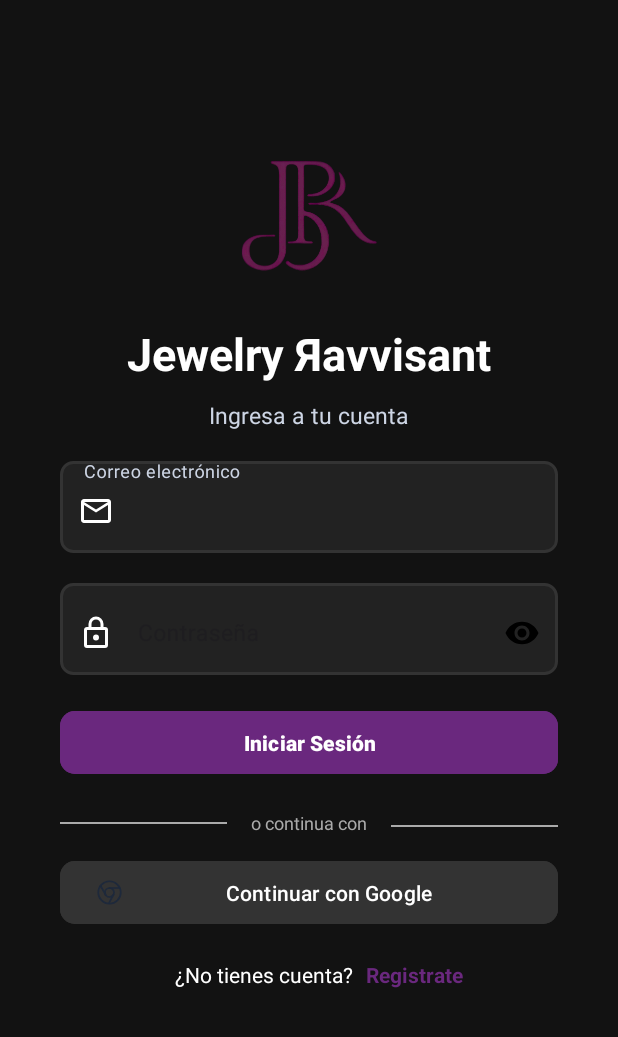
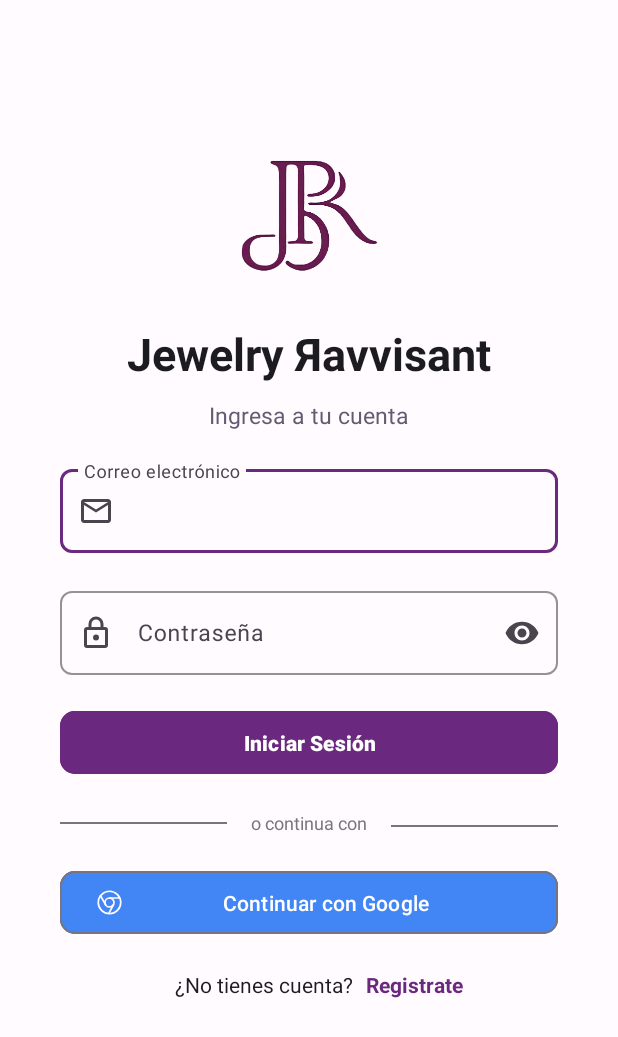
Before and after one commit to JhonMohamed/Ravvisant, an Android app: the screen it shows after launch (LoginActivity), on a phone screen of 412 x 824 dp. Shown: the top 1037 px of the screen. Run offline under Robolectric (Android 15) with nearby library versions, the light colour scheme and no system bars.

Commit message:
add layout and theme

```diff
--- a/app/src/main/java/com/proyect/ravvisant/MainActivity.kt
+++ b/app/src/main/java/com/proyect/ravvisant/MainActivity.kt
@@ -16,12 +16,10 @@ class MainActivity : AppCompatActivity() {
         super.onCreate(savedInstanceState)
         setContentView(R.layout.activity_main)
 
-        // Configuración del NavHostFragment
         val navHostFragment = supportFragmentManager
             .findFragmentById(R.id.nav_host_fragment) as NavHostFragment
         val navController = navHostFragment.navController
 
-        // Actualiza los destinos de nivel superior
         val appBarConfiguration = AppBarConfiguration(
             setOf(
                 R.id.homeFragment,
@@ -32,21 +30,17 @@ class MainActivity : AppCompatActivity() {
             )
         )
 
-        // Configura el título de la barra superior
         val toolbar = findViewById<MaterialToolbar>(R.id.toolbar)
         setSupportActionBar(toolbar)
         setupActionBarWithNavController(navController, appBarConfiguration)
 
-        // Oculta el título predeterminado y muestra el personalizado
         supportActionBar?.setDisplayShowTitleEnabled(false)
 
-        // Actualiza el título personalizado según el fragmento
         val toolbarTitle = toolbar.findViewById<TextView>(R.id.toolbarTitle)
         navController.addOnDestinationChangedListener { _, destination, _ ->
             toolbarTitle.text = destination.label
         }
 
-        // Configuración de la navegación inferior
         val bottomNav = findViewById<BottomNavigationView>(R.id.bottomNavigationView)
         bottomNav.setupWithNavController(navController)
     }
--- a/app/src/main/res/drawable/ic_chrome.xml
+++ b/app/src/main/res/drawable/ic_chrome.xml
@@ -8,20 +8,20 @@
       android:strokeLineJoin="round"
       android:strokeWidth="1.5"
       android:fillColor="#00000000"
-      android:strokeColor="@color/surface"
+      android:strokeColor="@color/background"
       android:strokeLineCap="round"/>
   <path
       android:pathData="M12,12m-4,0a4,4 0,1 1,8 0a4,4 0,1 1,-8 0"
       android:strokeLineJoin="round"
       android:strokeWidth="1.5"
       android:fillColor="#00000000"
-      android:strokeColor="@color/surface"
+      android:strokeColor="@color/background"
       android:strokeLineCap="round"/>
   <path
       android:pathData="m8.534,14l-4.5,-8M11.5,21.5l4,-7.5M12,8h9"
       android:strokeLineJoin="round"
       android:strokeWidth="1.5"
       android:fillColor="#00000000"
-      android:strokeColor="@color/surface"
+      android:strokeColor="@color/background"
       android:strokeLineCap="round"/>
 </vector>
--- a/app/src/main/res/drawable/shape_buttom.xml
+++ b/app/src/main/res/drawable/shape_buttom.xml
@@ -1,11 +1,11 @@
 <?xml version="1.0" encoding="utf-8"?>
 <shape xmlns:android="http://schemas.android.com/apk/res/android">
 
-    <solid android:color="@color/background_alt" />
+    <solid android:color="@color/background" />
 
     <stroke
         android:width="2dp"
-        android:color="@color/divider" />
+        android:color="@color/background" />
 
     <corners android:radius="8dp" />
 </shape>
--- a/app/src/main/res/layout/activity_login.xml
+++ b/app/src/main/res/layout/activity_login.xml
@@ -3,212 +3,202 @@
     xmlns:app="http://schemas.android.com/apk/res-auto"
     android:layout_width="match_parent"
     android:layout_height="match_parent"
-    android:fillViewport="true"
-    >
+    android:fillViewport="true">
+
     <androidx.constraintlayout.widget.ConstraintLayout
         android:layout_width="match_parent"
         android:layout_height="wrap_content"
         android:padding="40dp"
-    android:background="@color/background"
-    >
+        android:background="?attr/colorSurface">
 
         <ImageView
             android:id="@+id/ivLogo"
             android:layout_width="wrap_content"
+            android:layout_height="120dp"
             android:layout_marginTop="40dp"
-        android:layout_height="120dp"
             android:src="@drawable/img_logo"
-        app:layout_constraintTop_toTopOf="parent"
             app:layout_constraintLeft_toLeftOf="parent"
             app:layout_constraintRight_toRightOf="parent"
-        />
+            app:layout_constraintTop_toTopOf="parent" />
+
         <TextView
             android:id="@+id/tvTitle"
             android:layout_width="wrap_content"
             android:layout_height="wrap_content"
+            android:layout_marginTop="15dp"
             android:text="@string/name_app"
-        app:layout_constraintTop_toBottomOf="@id/ivLogo"
+            android:textColor="?attr/colorOnSurface"
+            android:textSize="30sp"
+            android:textStyle="bold"
             app:layout_constraintLeft_toLeftOf="parent"
-        android:layout_marginTop="15dp"
-        android:textColor="@color/text"
-        android:textStyle="bold"
-        android:textSize="30dp"
             app:layout_constraintRight_toRightOf="parent"
-        />
+            app:layout_constraintTop_toBottomOf="@id/ivLogo" />
+
         <TextView
             android:id="@+id/tvSubTitle"
             android:layout_width="wrap_content"
             android:layout_height="wrap_content"
+            android:layout_marginTop="10dp"
             android:text="@string/enteryour_account"
-        app:layout_constraintTop_toBottomOf="@id/tvTitle"
+            android:textColor="?attr/colorSecondary"
+            android:textSize="15sp"
             app:layout_constraintLeft_toLeftOf="parent"
-        android:layout_marginTop="10dp"
-        android:textColor="@color/secondary"
-        android:textSize="15dp"
             app:layout_constraintRight_toRightOf="parent"
-        />
+            app:layout_constraintTop_toBottomOf="@id/tvTitle" />
 
         <com.google.android.material.textfield.TextInputLayout
-        style="@style/Widget.MaterialComponents.TextInputLayout.OutlinedBox"
             android:id="@+id/txtCorreo"
+            style="@style/Widget.Material3.TextInputLayout.OutlinedBox"
             android:layout_width="match_parent"
             android:layout_height="wrap_content"
             android:layout_marginTop="20dp"
             android:hint="@string/email"
-    app:endIconMode="clear_text"
-    app:startIconDrawable="@drawable/ic_email"
-    app:startIconTint="@color/white"
             app:boxCornerRadiusBottomEnd="8dp"
             app:boxCornerRadiusBottomStart="8dp"
             app:boxCornerRadiusTopEnd="8dp"
             app:boxCornerRadiusTopStart="8dp"
+            app:boxStrokeColor="?attr/colorPrimary"
+            app:endIconMode="clear_text"
+            app:hintTextColor="?attr/colorOnSurfaceVariant"
             app:layout_constraintTop_toBottomOf="@id/tvSubTitle"
-    android:background="@drawable/shape_buttom"
-    app:hintTextColor="@color/text_muted">
+            app:startIconDrawable="@drawable/ic_email"
+            app:startIconTint="?attr/colorOnSurfaceVariant">
 
             <com.google.android.material.textfield.TextInputEditText
                 android:id="@+id/edtcorreo"
                 android:layout_width="match_parent"
                 android:layout_height="wrap_content"
                 android:ems="10"
-            android:background="@android:color/transparent"
                 android:inputType="textPersonName"
-            android:textColor="@color/white"
-            android:textSize="15dp" />
+                android:textColor="?attr/colorOnSurface"
+                android:textSize="15sp" />
         </com.google.android.material.textfield.TextInputLayout>
 
         <com.google.android.material.textfield.TextInputLayout
-        style="@style/Widget.MaterialComponents.TextInputLayout.OutlinedBox"
             android:id="@+id/txtPassword"
+            style="@style/Widget.Material3.TextInputLayout.OutlinedBox"
             android:layout_width="match_parent"
             android:layout_height="wrap_content"
             android:layout_marginTop="20dp"
             android:hint="@string/password"
-        app:endIconMode="password_toggle"
-        app:startIconDrawable="@drawable/ic_password"
-        app:startIconTint="@color/white"
-        app:endIconTint="@color/black"
             app:boxCornerRadiusBottomEnd="8dp"
             app:boxCornerRadiusBottomStart="8dp"
             app:boxCornerRadiusTopEnd="8dp"
             app:boxCornerRadiusTopStart="8dp"
+            app:boxStrokeColor="?attr/colorPrimary"
+            app:endIconMode="password_toggle"
+            app:endIconTint="?attr/colorOnSurfaceVariant"
+            app:hintTextColor="?attr/colorOnSurfaceVariant"
             app:layout_constraintTop_toBottomOf="@+id/txtCorreo"
-        app:boxStrokeColor="@color/card"
-        android:background="@drawable/shape_buttom"
-        app:hintTextColor="@color/text_muted"
-        android:layout_marginBottom="16dp">
+            app:startIconDrawable="@drawable/ic_password"
+            app:startIconTint="?attr/colorOnSurfaceVariant">
 
             <com.google.android.material.textfield.TextInputEditText
                 android:id="@+id/edtpassword"
                 android:layout_width="match_parent"
                 android:layout_height="wrap_content"
                 android:inputType="textPassword"
-            android:textColor="@color/white"
-            android:background="@android:color/transparent"
-            android:textSize="15dp"
-            />
+                android:textColor="?attr/colorOnSurface"
+                android:textSize="15sp" />
         </com.google.android.material.textfield.TextInputLayout>
+
         <Button
             android:id="@+id/btnLogin"
+            style="@style/Widget.Material3.Button"
             android:layout_width="match_parent"
             android:layout_height="50dp"
             android:layout_marginTop="20dp"
+            android:backgroundTint="?attr/colorPrimary"
+            android:text="@string/login"
+            android:textColor="?attr/colorOnPrimary"
             android:textStyle="bold"
             app:cornerRadius="10dp"
-        app:layout_constraintTop_toBottomOf="@id/txtPassword"
-        android:text="@string/login"
-        android:backgroundTint="@color/button"
             app:layout_constraintLeft_toLeftOf="parent"
-        android:textColor="@color/white" />
-
+            app:layout_constraintTop_toBottomOf="@id/txtPassword" />
 
         <androidx.constraintlayout.widget.ConstraintLayout
             android:id="@+id/linearLayoutWithText"
             android:layout_width="match_parent"
             android:layout_height="wrap_content"
+            android:layout_marginTop="20dp"
             android:orientation="horizontal"
-        app:layout_constraintTop_toBottomOf="@id/btnLogin"
-        android:layout_marginTop="20dp">
+            app:layout_constraintTop_toBottomOf="@id/btnLogin">
 
             <View
                 android:id="@+id/leftLine"
                 android:layout_width="0dp"
                 android:layout_height="1dp"
-            android:background="@android:color/darker_gray"
+                android:layout_marginTop="8dp"
+                android:background="?attr/colorOutline"
                 app:layout_constraintLeft_toLeftOf="parent"
                 app:layout_constraintRight_toLeftOf="@id/textDivider"
-            app:layout_constraintTop_toTopOf="parent"
-            android:layout_marginTop="8dp"
-            />
+                app:layout_constraintTop_toTopOf="parent" />
 
             <TextView
                 android:id="@+id/textDivider"
                 android:layout_width="wrap_content"
                 android:layout_height="wrap_content"
+                android:drawablePadding="8dp"
+                android:paddingStart="16dp"
+                android:paddingEnd="16dp"
                 android:text="o continua con"
-            android:textColor="@android:color/darker_gray"
-            android:textSize="12dp"
-            app:layout_constraintTop_toTopOf="parent"
+                android:textColor="?attr/colorOutline"
+                android:textSize="12sp"
                 app:layout_constraintBottom_toBottomOf="parent"
                 app:layout_constraintLeft_toLeftOf="parent"
                 app:layout_constraintRight_toRightOf="parent"
-            android:paddingStart="16dp"
-            android:paddingEnd="16dp"
-        android:drawablePadding="8dp"/>
+                app:layout_constraintTop_toTopOf="parent" />
 
             <View
                 android:id="@+id/rightLine"
                 android:layout_width="0dp"
                 android:layout_height="1dp"
                 android:layout_marginTop="10dp"
-            android:background="@android:color/darker_gray"
+                android:background="?attr/colorOutline"
                 app:layout_constraintLeft_toRightOf="@id/textDivider"
                 app:layout_constraintRight_toRightOf="parent"
                 app:layout_constraintTop_toTopOf="parent" />
-
         </androidx.constraintlayout.widget.ConstraintLayout>
 
         <com.google.android.material.button.MaterialButton
             android:id="@+id/btnGoogle"
+            style="@style/Widget.Material3.Button.OutlinedButton"
             android:layout_width="match_parent"
             android:layout_height="50dp"
-        android:layout_marginTop="50dp"
+            android:layout_marginTop="20dp"
+            android:backgroundTint="@color/divider"
             android:text="@string/enteryour_account_google"
-        android:textColor="@color/white"
-        android:backgroundTint="@color/divider"
+            android:textColor="?attr/colorOnPrimary"
             app:cornerRadius="10dp"
             app:icon="@drawable/ic_chrome"
             app:iconGravity="start"
             app:iconTint="@null"
             app:layout_constraintLeft_toLeftOf="parent"
-        app:layout_constraintTop_toBottomOf="@id/btnLogin"
-    />
+            app:layout_constraintTop_toBottomOf="@id/linearLayoutWithText" />
+
         <TextView
             android:id="@+id/tvNoCounnt"
             android:layout_width="wrap_content"
             android:layout_height="wrap_content"
+            android:layout_marginTop="20dp"
+            android:layout_marginRight="60dp"
             android:text="@string/dont_have_account"
-        android:layout_marginTop="20dp"
-        app:layout_constraintTop_toBottomOf="@+id/btnGoogle"
+            android:textColor="?attr/colorOnSurface"
             app:layout_constraintLeft_toLeftOf="parent"
             app:layout_constraintRight_toRightOf="parent"
-        android:layout_marginRight="60dp"
-        android:textColor="@color/text"
-        />
+            app:layout_constraintTop_toBottomOf="@+id/btnGoogle" />
+
         <TextView
             android:id="@+id/tvRegistrate"
             android:layout_width="wrap_content"
             android:layout_height="wrap_content"
+            android:layout_marginLeft="140dp"
+            android:layout_marginTop="20dp"
             android:text="@string/register"
-        android:layout_marginTop="20dp"
-        app:layout_constraintTop_toBottomOf="@+id/btnGoogle"
+            android:textColor="?attr/colorPrimary"
+            android:textStyle="bold"
             app:layout_constraintLeft_toLeftOf="parent"
             app:layout_constraintRight_toRightOf="parent"
-        android:textStyle="bold"
-        android:textColor="@color/button"
-        android:layout_marginLeft="140dp"
-        />
-
-
+            app:layout_constraintTop_toBottomOf="@+id/btnGoogle" />
     </androidx.constraintlayout.widget.ConstraintLayout>
 </ScrollView>
--- a/app/src/main/res/menu/bottom_nav_menu.xml
+++ b/app/src/main/res/menu/bottom_nav_menu.xml
@@ -7,7 +7,7 @@
     <item
         android:id="@+id/searchFragment"
         android:icon="@drawable/ic_lupa"
-        android:title="Búsqueda" />
+        android:title="Productos" />
     <item
         android:id="@+id/cartFragment"
         android:icon="@drawable/ic_car"
--- a/app/src/main/res/navigation/nav_graph.xml
+++ b/app/src/main/res/navigation/nav_graph.xml
@@ -12,7 +12,7 @@
     <fragment
         android:id="@+id/searchFragment"
         android:name="com.proyect.ravvisant.features.product.ProductFragment"
-        android:label="Búsqueda" />
+        android:label="Productos" />
 
     <fragment
         android:id="@+id/cartFragment"
--- a/app/src/main/res/values-night/themes.xml
+++ b/app/src/main/res/values-night/themes.xml
@@ -1,7 +1,31 @@
-<resources xmlns:tools="http://schemas.android.com/tools">
+<resources>
     <!-- Base application theme. -->
-    <style name="Base.Theme.JRavvisant" parent="Theme.Material3.DayNight.NoActionBar">
-        <!-- Customize your dark theme here. -->
-        <!-- <item name="colorPrimary">@color/my_dark_primary</item> -->
+    <style name="Base.Theme.Ravvisant" parent="Theme.Material3.DayNight.NoActionBar">
+        <!-- Colores primarios -->
+        <item name="colorPrimary">@color/ravvisant_dark_primary</item>
+        <item name="colorOnPrimary">@color/ravvisant_dark_onPrimary</item>
+        <item name="colorPrimaryContainer">@color/ravvisant_dark_primaryContainer</item>
+        <item name="colorOnPrimaryContainer">@color/ravvisant_dark_onPrimaryContainer</item>
+
+        <!-- Colores secundarios -->
+        <item name="colorSecondary">@color/ravvisant_dark_secondary</item>
+        <item name="colorOnSecondary">@color/ravvisant_dark_onSecondary</item>
+        <item name="colorSecondaryContainer">@color/ravvisant_dark_secondaryContainer</item>
+        <item name="colorOnSecondaryContainer">@color/ravvisant_dark_onSecondaryContainer</item>
+
+        <!-- Colores de superficie -->
+        <item name="android:colorBackground">@color/ravvisant_dark_surface</item>
+        <item name="colorOnBackground">@color/ravvisant_dark_onSurface</item>
+        <item name="colorSurface">@color/ravvisant_dark_surface</item>
+        <item name="colorOnSurface">@color/ravvisant_dark_onSurface</item>
+        <item name="colorSurfaceVariant">@color/ravvisant_dark_surfaceVariant</item>
+        <item name="colorOnSurfaceVariant">@color/ravvisant_dark_onSurfaceVariant</item>
+        <item name="colorOutline">@color/ravvisant_dark_outline</item>
+
+        <!-- Barra de estado -->
+        <item name="android:statusBarColor">?attr/colorPrimary</item>
+        <item name="android:windowLightStatusBar">false</item>
     </style>
+
+    <style name="Base.Theme.JRavvisant" parent="Base.Theme.Ravvisant" />
 </resources>
--- a/app/src/main/res/values/colors.xml
+++ b/app/src/main/res/values/colors.xml
@@ -2,39 +2,58 @@
 <resources>
     <color name="black">#FF000000</color>
     <color name="white">#FFFFFFFF</color>
+    <!--Modo light-->
+    <color name="ravvisant_light_primary">#6A287E</color>
+    <color name="ravvisant_light_onPrimary">#FFFFFF</color>
+    <color name="ravvisant_light_primaryContainer">#EADDFF</color>
+    <color name="ravvisant_light_onPrimaryContainer">#21005E</color>
+    <color name="ravvisant_light_secondary">#625B71</color>
+    <color name="ravvisant_light_onSecondary">#FFFFFF</color>
+    <color name="ravvisant_light_secondaryContainer">#E8DEF8</color>
+    <color name="ravvisant_light_onSecondaryContainer">#1D192B</color>
+    <color name="ravvisant_light_surface">#FFFBFF</color>
+    <color name="ravvisant_light_onSurface">#1C1B1F</color>
+    <color name="ravvisant_light_surfaceVariant">#E7E0EC</color>
+    <color name="ravvisant_light_onSurfaceVariant">#49454F</color>
+    <color name="ravvisant_light_outline">#79747E</color>
+    <!--Modo Dark-->
+    <color name="ravvisant_dark_primary">#D0BCFF</color>
+    <color name="ravvisant_dark_onPrimary">#381E72</color>
+    <color name="ravvisant_dark_primaryContainer">#4F378B</color>
+    <color name="ravvisant_dark_onPrimaryContainer">#EADDFF</color>
+    <color name="ravvisant_dark_secondary">#CCC2DC</color>
+    <color name="ravvisant_dark_onSecondary">#332D41</color>
+    <color name="ravvisant_dark_secondaryContainer">#4A4458</color>
+    <color name="ravvisant_dark_onSecondaryContainer">#E8DEF8</color>
+    <color name="ravvisant_dark_surface">#1C1B1F</color>
+    <color name="ravvisant_dark_onSurface">#E6E1E5</color>
+    <color name="ravvisant_dark_surfaceVariant">#49454F</color>
+    <color name="ravvisant_dark_onSurfaceVariant">#CAC4D0</color>
+    <color name="ravvisant_dark_outline">#938F99</color>
 
-    <color name="primary">#002B5C</color>
+
+    <color name="primary">@color/ravvisant_light_primary</color>
     <color name="primary_light">#64D8CB</color>
-    <color name="primary_dark">#001A37</color>
+    <color name="primary_dark">#4A1858</color>
     <color name="primary_soft">#1E293B</color>
-    <color name="button">#6A287E</color>
+    <color name="button">@color/ravvisant_light_primary</color>
     <color name="button2">#4A1858</color>
 
-    <!-- Secondary Colors -->
-    <color name="secondary">#CDD5E4</color>
     <color name="accent">#FBC02D</color>
 
-    <!-- Background Colors -->
-    <color name="background">#121212</color>
-    <color name="background_alt">#222222</color>
+    <color name="background">@color/ravvisant_light_surface</color>
 
-    <!-- Surface and Text Colors -->
-    <color name="card">#1E293B</color>
-    <color name="surface">#1E293B</color>
-    <color name="text">#FFFFFF</color>
-    <color name="text_secondary">#64D8CB</color>
-    <color name="text_muted">#CDD5E4</color>
+    <color name="bottom_nav_selected">@color/ravvisant_light_primary</color>
+    <color name="bottom_nav_unselected">@color/ravvisant_light_onSurfaceVariant</color>
 
-    <!-- Border and Divider -->
-    <color name="border">#1E293B</color>
-    <color name="divider">#333333</color>
 
-    <!-- Shadow -->
-    <color name="shadow">#000000</color>
+    <!-- Colores específicos para la UI de Login -->
+    <color name="text">@color/ravvisant_light_onSurface</color>
+    <color name="text_muted">@color/ravvisant_light_onSurfaceVariant</color>
+    <color name="card">@color/ravvisant_light_surfaceVariant</color>
+    <color name="divider">#4285F4</color>
 
-    <!-- Error, Success, Warning, Info -->
-    <color name="error">#FF5252</color>
-    <color name="success">#4CAF50</color>
-    <color name="warning">#FFC107</color>
-    <color name="info">#2196F3</color>
+
+    <color name="secondary">?attr/colorSecondary</color>
+
 </resources>
--- a/app/src/main/res/values/strings.xml
+++ b/app/src/main/res/values/strings.xml
@@ -57,6 +57,6 @@
     <string name="search">Buscar</string>
     <string name="loading">Cargando...</string>
     <string name="try_again">Intenta nuevamente</string>
-    <!-- TODO: Remove or change this placeholder text -->
-    <string name="hello_blank_fragment">Hello blank fragment</string>
+
+
 </resources>
--- a/app/src/main/res/values/themes.xml
+++ b/app/src/main/res/values/themes.xml
@@ -1,9 +1,34 @@
-<resources xmlns:tools="http://schemas.android.com/tools">
+<resources>
     <!-- Base application theme. -->
-    <style name="Base.Theme.JRavvisant" parent="Theme.Material3.DayNight.NoActionBar">
-        <!-- Customize your light theme here. -->
-        <!-- <item name="colorPrimary">@color/my_light_primary</item> -->
+    <style name="Base.Theme.Ravvisant" parent="Theme.Material3.DayNight.NoActionBar">
+        <!-- Colores primarios -->
+        <item name="colorPrimary">@color/ravvisant_light_primary</item>
+        <item name="colorOnPrimary">@color/ravvisant_light_onPrimary</item>
+        <item name="colorPrimaryContainer">@color/ravvisant_light_primaryContainer</item>
+        <item name="colorOnPrimaryContainer">@color/ravvisant_light_onPrimaryContainer</item>
+
+        <!-- Colores secundarios -->
+        <item name="colorSecondary">@color/ravvisant_light_secondary</item>
+        <item name="colorOnSecondary">@color/ravvisant_light_onSecondary</item>
+        <item name="colorSecondaryContainer">@color/ravvisant_light_secondaryContainer</item>
+        <item name="colorOnSecondaryContainer">@color/ravvisant_light_onSecondaryContainer</item>
+
+        <!-- Colores de superficie -->
+        <item name="android:colorBackground">@color/ravvisant_light_surface</item>
+        <item name="colorOnBackground">@color/ravvisant_light_onSurface</item>
+        <item name="colorSurface">@color/ravvisant_light_surface</item>
+        <item name="colorOnSurface">@color/ravvisant_light_onSurface</item>
+        <item name="colorSurfaceVariant">@color/ravvisant_light_surfaceVariant</item>
+        <item name="colorOnSurfaceVariant">@color/ravvisant_light_onSurfaceVariant</item>
+        <item name="colorOutline">@color/ravvisant_light_outline</item>
+
+        <!-- Barra de estado -->
+        <item name="android:statusBarColor">?attr/colorPrimary</item>
+        <item name="android:windowLightStatusBar">false</item>
     </style>
 
-    <style name="Theme.JRavvisant" parent="Base.Theme.JRavvisant" />
+    <!-- Herencia para mantener compatibilidad -->
+    <style name="Theme.JRavvisant" parent="Base.Theme.Ravvisant" />
+
+    <style name="Base.Theme.JRavvisant" parent="Base.Theme.Ravvisant" />
 </resources>
```
Also changed, not shown: app/src/main/res/layout/activity_home.xml (deleted, +0 -10 lines), app/src/main/res/layout/activity_main.xml (+15 -16 lines), app/src/main/res/layout/fragment_cart_shop.xml (+12 -6 lines), app/src/main/res/layout/fragment_favorite.xml (+6 -5 lines), app/src/main/res/layout/fragment_home.xml (+6 -5 lines), app/src/main/res/layout/fragment_product.xml (+6 -5 lines), app/src/main/res/layout/fragment_profile.xml (+6 -6 lines), app/src/main/res/layout/top_bar_layout.xml (+12 -13 lines), app/src/main/res/values/styles.xml (+22 -0 lines). Lines whose indentation alone changed are shown as unchanged.
